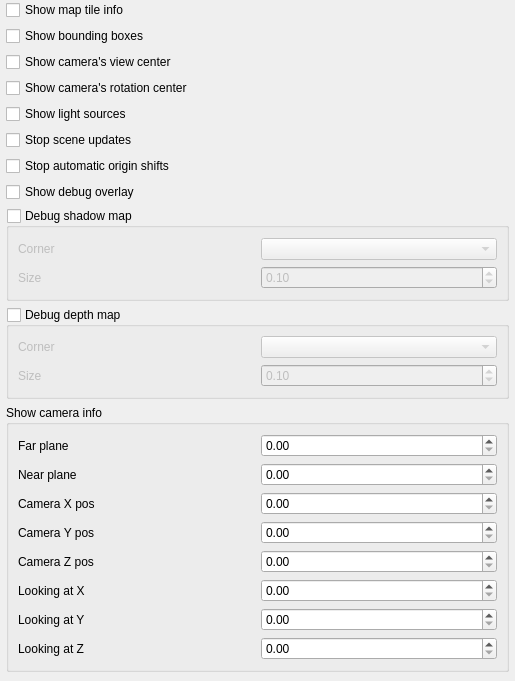
Above: src/ui/3d/3ddebugwidget.ui from qgis/QGIS before the change. Below: the same form after it.
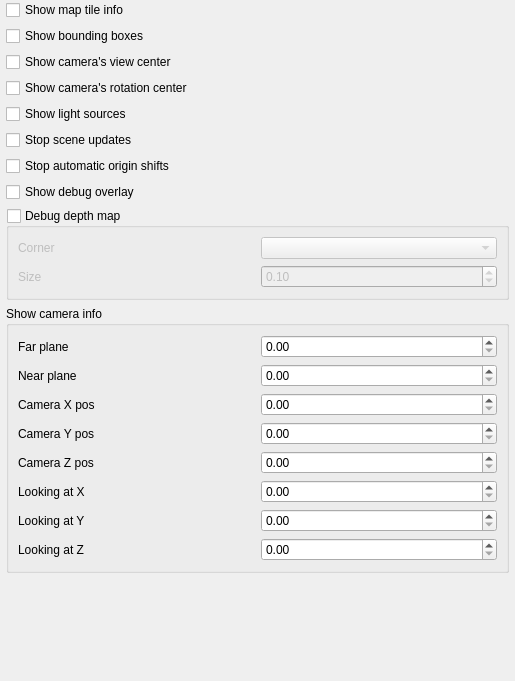
That is the form after the change. Custom widgets are drawn as their Qt base class.

Commit message:
Remove option to show shadow map debug texture
Lets just fix the shadows themselves, so we don't require the
debug option anymore.

Diff of the .ui file:
```diff
--- a/src/ui/3d/3ddebugwidget.ui
+++ b/src/ui/3d/3ddebugwidget.ui
@@ -59,9 +59,9 @@
       <property name="geometry">
        <rect>
         <x>0</x>
-        <y>0</y>
-        <width>501</width>
-        <height>795</height>
+        <y>-107</y>
+        <width>498</width>
+        <height>788</height>
        </rect>
       </property>
       <property name="sizePolicy">
@@ -149,57 +149,6 @@
          </item>
         </layout>
        </item>
-       <item>
-        <widget class="QgsCollapsibleGroupBox" name="mDebugShadowMapGroupBox">
-         <property name="title">
-          <string>Debug shadow map</string>
-         </property>
-         <property name="checkable">
-          <bool>true</bool>
-         </property>
-         <property name="checked">
-          <bool>false</bool>
-         </property>
-         <property name="collapsed" stdset="0">
-          <bool>true</bool>
-         </property>
-         <layout class="QGridLayout" name="gridLayout_10">
-          <property name="topMargin">
-           <number>10</number>
-          </property>
-          <item row="0" column="1">
-           <widget class="QComboBox" name="mDebugShadowMapCornerComboBox"/>
-          </item>
-          <item row="0" column="0">
-           <widget class="QLabel" name="lblDebugShadowMapCorner">
-            <property name="text">
-             <string>Corner</string>
-            </property>
-           </widget>
-          </item>
-          <item row="1" column="0">
-           <widget class="QLabel" name="lblDebugShadowMapSize">
-            <property name="text">
-             <string>Size</string>
-            </property>
-           </widget>
-          </item>
-          <item row="1" column="1">
-           <widget class="QgsDoubleSpinBox" name="mDebugShadowMapSizeSpinBox">
-            <property name="maximum">
-             <double>1.000000000000000</double>
-            </property>
-            <property name="singleStep">
-             <double>0.100000000000000</double>
-            </property>
-            <property name="value">
-             <double>0.100000000000000</double>
-            </property>
-           </widget>
-          </item>
-         </layout>
-        </widget>
-       </item>
        <item>
         <widget class="QgsCollapsibleGroupBox" name="mDebugDepthMapGroupBox">
          <property name="title">
@@ -404,17 +353,17 @@
   </layout>
  </widget>
  <customwidgets>
-  <customwidget>
-   <class>QgsDoubleSpinBox</class>
-   <extends>QDoubleSpinBox</extends>
-   <header>qgsdoublespinbox.h</header>
-  </customwidget>
   <customwidget>
    <class>QgsScrollArea</class>
    <extends>QScrollArea</extends>
    <header>qgsscrollarea.h</header>
    <container>1</container>
   </customwidget>
+  <customwidget>
+   <class>QgsDoubleSpinBox</class>
+   <extends>QDoubleSpinBox</extends>
+   <header>qgsdoublespinbox.h</header>
+  </customwidget>
   <customwidget>
    <class>QgsCollapsibleGroupBox</class>
    <extends>QGroupBox</extends>
```
Left out of the diff: 18 changed lines with no effect on the pictures. The commit also changes 9 other files.
